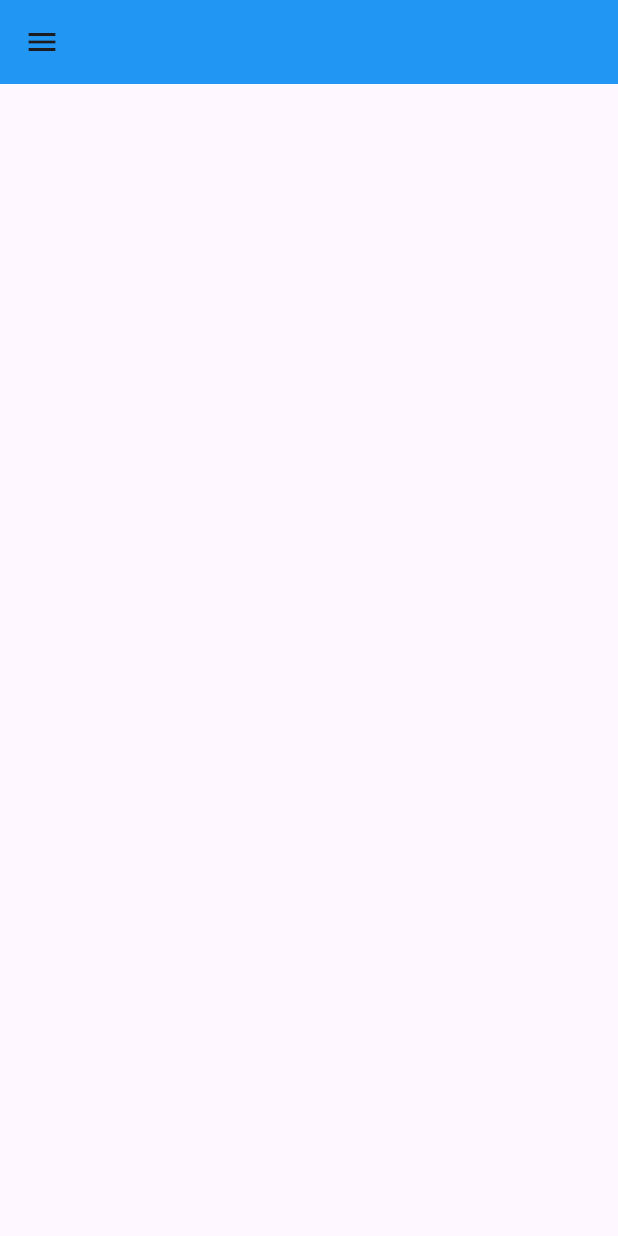
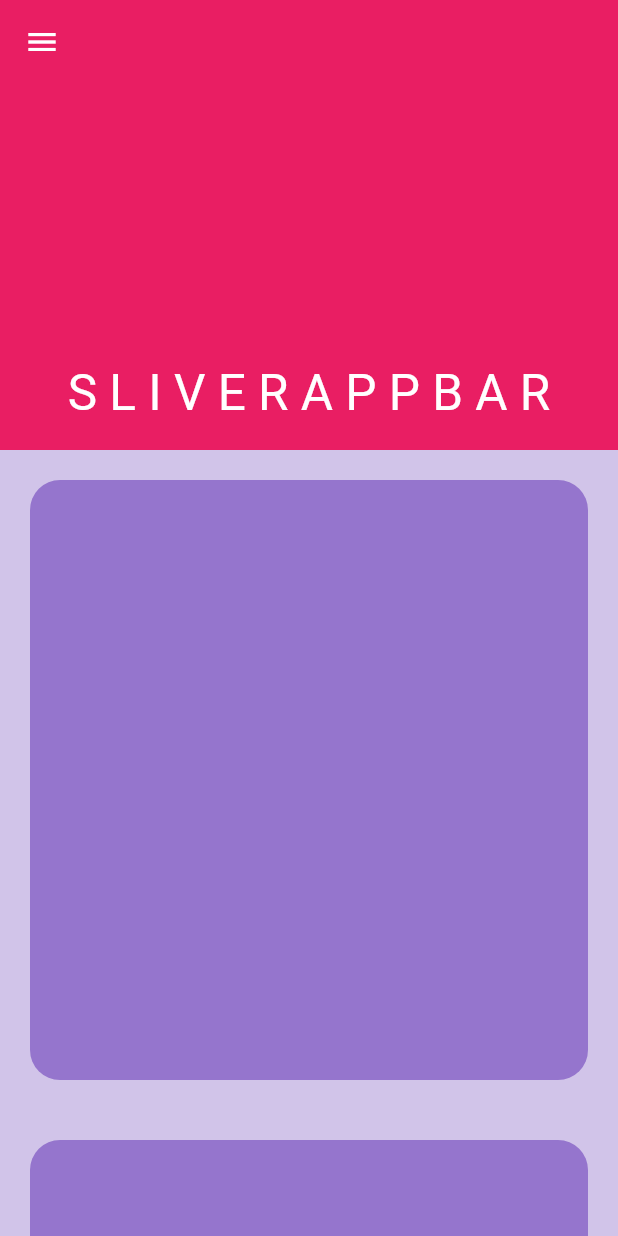
Before and after one commit to Oj-PreshuZ/Flutter-Widgets, a Flutter app: the screen it shows after launch, on a phone screen of 412 x 824 dp. Run offline on Flutter 3.47's test engine with Material 3 defaults, Android fonts, the phone set to English and light mode, and no system bars.

Commit message:
sliverappbar

```diff
--- a/lib/main.dart
+++ b/lib/main.dart
@@ -1,10 +1,8 @@
 import 'package:flutter/material.dart';
 import 'package:widgets/page/first_page.dart';
 import 'package:widgets/page/second_page.dart';
-import 'package:widgets/pages/appbar.dart';
-import 'package:widgets/pages/bottomnav.dart';
 import 'package:widgets/pages/drawer.dart';
-import 'package:widgets/pages/gridview.dart';
+import 'package:widgets/pages/sliverappbar.dart';
 
 void main() {
   runApp(const MyApp());
@@ -18,7 +16,7 @@ class MyApp extends StatelessWidget {
     return MaterialApp(
       debugShowCheckedModeBanner: false,
       theme: ThemeData(primarySwatch: Colors.deepPurple),
-      home: const DrawerPage(),
+      home: const SliverAppBarPage(),
       routes: {
         '/firstpage': (context) => const FirstPage(),
         '/secondpage': (context) => const SecondPage()
--- a/lib/pages/listview.dart
+++ b/lib/pages/listview.dart
@@ -1,8 +1,8 @@
 import 'package:flutter/cupertino.dart';
 import 'package:flutter/material.dart';
 import 'package:flutter/widgets.dart';
-import 'package:widgets/circle.dart';
-import 'package:widgets/square.dart';
+import 'package:widgets/page/circle.dart';
+import 'package:widgets/page/square.dart';
 
 class ListViewPage extends StatelessWidget {
   final List _posts = [
--- /dev/null
+++ b/lib/pages/sliverappbar.dart
@@ -0,0 +1,95 @@
+import 'package:flutter/material.dart';
+import 'package:flutter/widgets.dart';
+
+class SliverAppBarPage extends StatelessWidget {
+  const SliverAppBarPage({super.key});
+
+  @override
+  Widget build(BuildContext context) {
+    return Scaffold(
+      backgroundColor: Colors.deepPurple[100],
+      body: CustomScrollView(
+        slivers: [
+          // sliver app bar
+          SliverAppBar(
+            backgroundColor: Colors.deepPurple,
+
+            leading: const IconTheme(
+              data: IconThemeData(color: Colors.white),
+              child: Icon(
+                Icons.menu,
+              ),
+            ),
+            // title: const Text(
+            //   'S L I V E R A P P B A R',
+            //   style: TextStyle(color: Colors.white),
+            // ),
+            expandedHeight: 300,
+            floating: true,
+            pinned: false,
+            flexibleSpace: FlexibleSpaceBar(
+              background: Container(
+                color: Colors.pink,
+              ),
+              centerTitle: true,
+              title: const Text(
+                'S L I V E R A P P B A R',
+                style: TextStyle(color: Colors.white),
+              ),
+            ),
+          ),
+
+          // sliver items
+          SliverToBoxAdapter(
+            child: Padding(
+              padding: const EdgeInsets.all(20),
+              child: ClipRRect(
+                borderRadius: BorderRadius.circular(20),
+                child: Container(
+                  height: 400,
+                  color: Colors.deepPurple[300],
+                ),
+              ),
+            ),
+          ),
+          SliverToBoxAdapter(
+            child: Padding(
+              padding: const EdgeInsets.all(20),
+              child: ClipRRect(
+                borderRadius: BorderRadius.circular(20),
+                child: Container(
+                  height: 400,
+                  color: Colors.deepPurple[300],
+                ),
+              ),
+            ),
+          ),
+          SliverToBoxAdapter(
+            child: Padding(
+              padding: const EdgeInsets.all(20),
+              child: ClipRRect(
+                borderRadius: BorderRadius.circular(20),
+                child: Container(
+                  height: 400,
+                  color: Colors.deepPurple[300],
+                ),
+              ),
+            ),
+          ),
+          SliverToBoxAdapter(
+            child: Padding(
+              padding: const EdgeInsets.all(20),
+              child: ClipRRect(
+                borderRadius: BorderRadius.circular(20),
+                child: Container(
+                  height: 400,
+                  color: Colors.deepPurple[300],
+                ),
+              ),
+            ),
+          ),
+        ],
+      ),
+    );
+  }
+}
```
Also changed, not shown: lib/page/circle.dart (renamed from lib/circle.dart), lib/page/square.dart (renamed from lib/square.dart).
